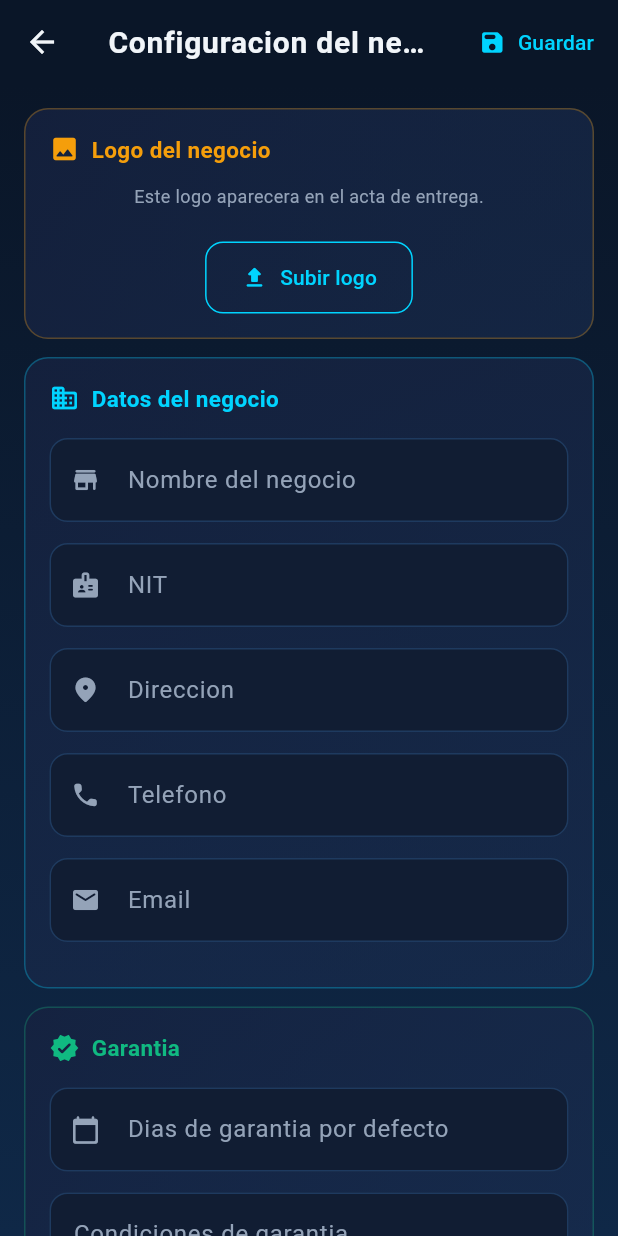
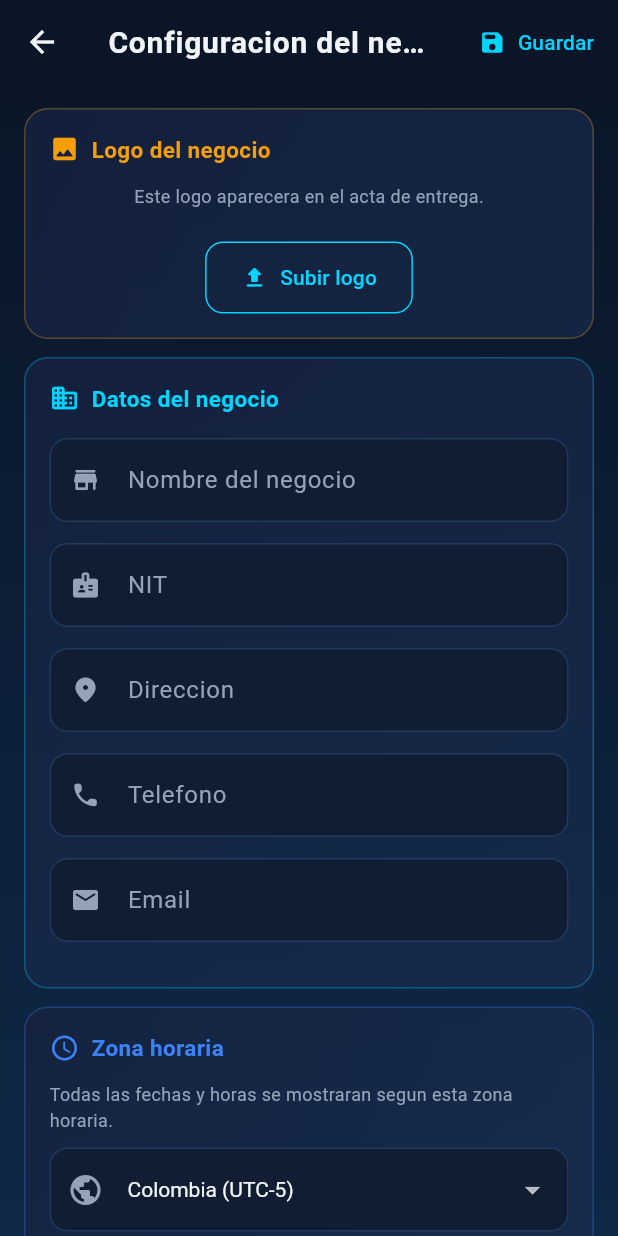
Before and after one commit to juank159/soporte, a Flutter app: the TenantSettingsScreen screen opened directly, on a phone screen of 412 x 824 dp. Run offline on Flutter 3.47's test engine with Material 3 defaults, Android fonts, the phone set to English and light mode, and no system bars; our stand-ins replace connectivity_plus, dio, drift, drift_flutter, equatable, flutter_bloc and 6 more; missing offline and left inert: mobile_scanner; accounts and stored records are empty; generated files the repository leaves out were written again; network calls fail.

Commit message:
Fix zona horaria en TODA la app + selector por tenant
- CORREGIDO: ticket, PDF, acta, historial ahora usan AppDateUtils
- Eliminados TODOS los formateadores locales de fecha
- Formato 12h AM/PM (5:10 PM en vez de 22:10)
- UTC del servidor se convierte correctamente a hora local
- Selector de zona horaria en configuracion del negocio
- Zonas: Colombia, Peru, Mexico, Panama, Ecuador, Venezuela, Chile, Argentina, Brasil, EEUU Este
- Se aplica inmediatamente al guardar

Co-Authored-By: Claude Opus 4.6 (1M context) <noreply@anthropic.com>

```diff
--- a/lib/screens/settings/tenant_settings_screen.dart
+++ b/lib/screens/settings/tenant_settings_screen.dart
@@ -3,6 +3,7 @@ import 'dart:io';
 import 'package:flutter/material.dart';
 import 'package:image_picker/image_picker.dart';
 import '../../config/theme.dart';
+import '../../config/date_utils.dart';
 import '../../services/api_service.dart';
 import '../../widgets/glass_card.dart';
 
@@ -26,6 +27,20 @@ class _TenantSettingsScreenState extends State<TenantSettingsScreen> {
   bool _loading = true;
   bool _saving = false;
   String? _logoUrl;
+  String _selectedTimezone = 'America/Bogota';
+
+  static const _timezones = [
+    ('America/Bogota', 'Colombia (UTC-5)'),
+    ('America/Lima', 'Peru (UTC-5)'),
+    ('America/Mexico_City', 'Mexico (UTC-6)'),
+    ('America/Panama', 'Panama (UTC-5)'),
+    ('America/Guayaquil', 'Ecuador (UTC-5)'),
+    ('America/Caracas', 'Venezuela (UTC-4)'),
+    ('America/Santiago', 'Chile (UTC-4)'),
+    ('America/Buenos_Aires', 'Argentina (UTC-3)'),
+    ('America/Sao_Paulo', 'Brasil (UTC-3)'),
+    ('America/New_York', 'Este EEUU (UTC-5)'),
+  ];
 
   @override
   void initState() {
@@ -59,6 +74,7 @@ class _TenantSettingsScreenState extends State<TenantSettingsScreen> {
       _warrantyConditionsCtrl.text = data['warrantyConditions'] ?? '';
       _legalNoticeCtrl.text = data['legalNotice'] ?? '';
       _logoUrl = data['logoUrl'];
+      _selectedTimezone = data['timezone'] ?? 'America/Bogota';
     } catch (_) {}
     setState(() => _loading = false);
   }
@@ -68,6 +84,7 @@ class _TenantSettingsScreenState extends State<TenantSettingsScreen> {
     try {
       await _api.dio.put('/tenants/me', data: {
         'logoUrl': _logoUrl,
+        'timezone': _selectedTimezone,
         'name': _nameCtrl.text.trim(),
         'nit': _nitCtrl.text.trim(),
         'address': _addressCtrl.text.trim(),
@@ -86,6 +103,7 @@ class _TenantSettingsScreenState extends State<TenantSettingsScreen> {
           ]),
           backgroundColor: AppTheme.accentGreen,
         ));
+        AppDateUtils.configure(_selectedTimezone);
       }
     } catch (e) {
       if (mounted) {
@@ -231,6 +249,50 @@ class _TenantSettingsScreenState extends State<TenantSettingsScreen> {
                       ),
                     ),
 
+                    // Zona horaria
+                    GlassCard(
+                      borderColor: AppTheme.accentBlue.withValues(alpha: 0.3),
+                      child: Column(
+                        crossAxisAlignment: CrossAxisAlignment.start,
+                        children: [
+                          const Row(children: [
+                            Icon(Icons.schedule_rounded,
+                                color: AppTheme.accentBlue, size: 20),
+                            SizedBox(width: 8),
+                            Text('Zona horaria',
+                                style: TextStyle(
+                                    fontWeight: FontWeight.w700,
+                                    color: AppTheme.accentBlue,
+                                    fontSize: 15)),
+                          ]),
+                          const SizedBox(height: 12),
+                          const Text(
+                            'Todas las fechas y horas se mostraran segun esta zona horaria.',
+                            style: TextStyle(
+                                color: AppTheme.textSecondary, fontSize: 12),
+                          ),
+                          const SizedBox(height: 10),
+                          DropdownButtonFormField<String>(
+                            value: _selectedTimezone,
+                            dropdownColor: AppTheme.surfaceColor,
+                            style: const TextStyle(color: AppTheme.textPrimary),
+                            decoration: const InputDecoration(
+                              prefixIcon: Icon(Icons.public_rounded),
+                            ),
+                            items: _timezones.map((tz) {
+                              return DropdownMenuItem(
+                                value: tz.$1,
+                                child: Text(tz.$2, style: const TextStyle(fontSize: 14)),
+                              );
+                            }).toList(),
+                            onChanged: (v) {
+                              if (v != null) setState(() => _selectedTimezone = v);
+                            },
+                          ),
+                        ],
+                      ),
+                    ),
+
                     // Garantia
                     GlassCard(
                       borderColor: AppTheme.accentGreen.withValues(alpha: 0.3),
```
Also changed, not shown: lib/services/pdf_generator_service.dart (+3 -4 lines), lib/services/ticket_printer_service.dart (+3 -5 lines), lib/widgets/ticket_preview_widget.dart (+2 -8 lines).
